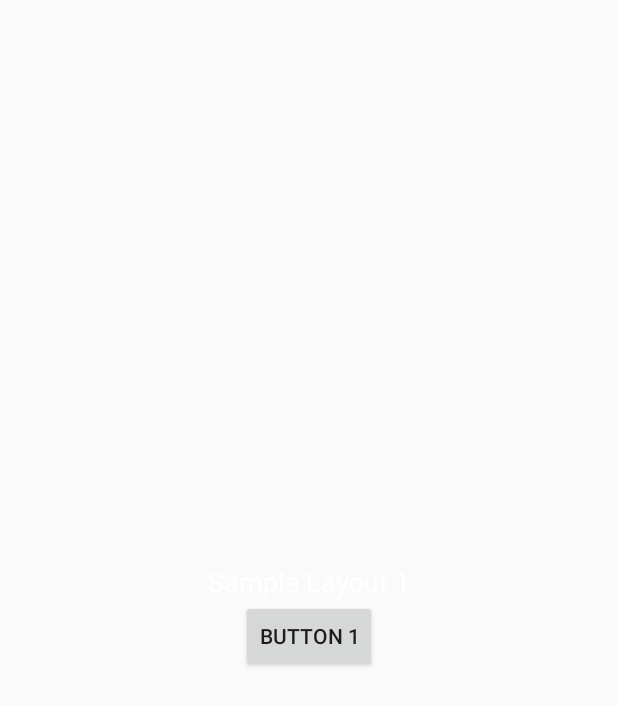
After one commit to semistone222/donately, an Android app: the layout intro_login.xml on its own in the app's theme, with its tools: preview values and no code run, on a phone screen of 412 x 824 dp. The commit adds this screen. Shown: the top 705 px of the screen. Run offline under Robolectric (Android 15) with nearby library versions, the phone set to English and light mode, and no system bars.

Commit message:
다른 인트로 라이브러리 시도

```diff
--- a/app/build.gradle
+++ b/app/build.gradle
@@ -36,4 +36,5 @@ dependencies {
     compile 'io.realm:android-adapters:1.4.0'
     compile 'com.android.support:preference-v7:25.0.1'
     compile 'com.google.android.gms:play-services-auth:8.3.0'
+    compile 'com.github.paolorotolo:appintro:4.1.0'
 }
--- a/app/src/main/AndroidManifest.xml
+++ b/app/src/main/AndroidManifest.xml
@@ -19,7 +19,9 @@
         <activity
             android:name=".main.MainActivity"
             android:theme="@style/AppTheme.NoActionBar" />
-        <activity android:name=".intro.IntroActivity">
+        <activity
+            android:name=".intro.IntroActivity"
+            android:theme="@style/AppTheme.NoTitle">
             <intent-filter>
                 <action android:name="android.intent.action.MAIN" />
 
--- /dev/null
+++ b/app/src/main/res/layout/intro_login.xml
@@ -0,0 +1,20 @@
+<?xml version="1.0" encoding="utf-8"?>
+<LinearLayout xmlns:android="http://schemas.android.com/apk/res/android"
+    android:layout_width="match_parent"
+    android:layout_height="match_parent"
+    android:gravity="center"
+    android:orientation="vertical">
+
+    <TextView
+        android:layout_width="wrap_content"
+        android:layout_height="wrap_content"
+        android:text="Sample Layout 1"
+        android:textSize="18sp"
+        android:textColor="#ffffff" />
+
+    <Button
+        android:layout_width="wrap_content"
+        android:layout_height="wrap_content"
+        android:text="Button 1" />
+
+</LinearLayout>
```
Also changed, not shown: app/src/main/java/com/semistone/donately/intro/IntroActivity.java (+21 -55 lines), app/src/main/java/com/semistone/donately/intro/SampleSlide.java (added, +44 -0 lines).
